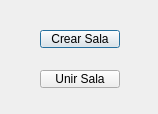
Qt form Escenario/GameWindow/window.ui (fedefunes96/worms) before a commit.
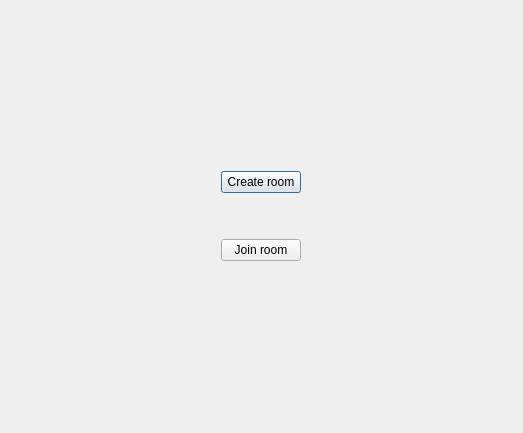
The same form after that commit.

The edit to the form file:
```diff
--- a/Escenario/GameWindow/window.ui
+++ b/Escenario/GameWindow/window.ui
@@ -6,39 +6,165 @@
    <rect>
     <x>0</x>
     <y>0</y>
-    <width>158</width>
-    <height>114</height>
+    <width>523</width>
+    <height>433</height>
    </rect>
   </property>
   <property name="windowTitle">
    <string>Dialog</string>
   </property>
-  <widget class="QPushButton" name="pushButton">
-   <property name="geometry">
-    <rect>
-     <x>40</x>
-     <y>30</y>
-     <width>80</width>
-     <height>18</height>
-    </rect>
-   </property>
-   <property name="text">
-    <string>Crear Sala</string>
-   </property>
-  </widget>
-  <widget class="QPushButton" name="pushButton_2">
-   <property name="geometry">
-    <rect>
-     <x>40</x>
-     <y>70</y>
-     <width>80</width>
-     <height>18</height>
-    </rect>
-   </property>
-   <property name="text">
-    <string>Unir Sala</string>
-   </property>
-  </widget>
+  <layout class="QGridLayout" name="gridLayout">
+   <item row="0" column="0">
+    <layout class="QVBoxLayout" name="verticalLayout">
+     <item>
+      <spacer name="verticalSpacer_3">
+       <property name="orientation">
+        <enum>Qt::Vertical</enum>
+       </property>
+       <property name="sizeType">
+        <enum>QSizePolicy::Fixed</enum>
+       </property>
+       <property name="sizeHint" stdset="0">
+        <size>
+         <width>20</width>
+         <height>40</height>
+        </size>
+       </property>
+      </spacer>
+     </item>
+     <item>
+      <layout class="QHBoxLayout" name="horizontalLayout">
+       <item>
+        <spacer name="horizontalSpacer">
+         <property name="orientation">
+          <enum>Qt::Horizontal</enum>
+         </property>
+         <property name="sizeType">
+          <enum>QSizePolicy::Fixed</enum>
+         </property>
+         <property name="sizeHint" stdset="0">
+          <size>
+           <width>40</width>
+           <height>20</height>
+          </size>
+         </property>
+        </spacer>
+       </item>
+       <item>
+        <widget class="QPushButton" name="pushButton">
+         <property name="sizePolicy">
+          <sizepolicy hsizetype="Fixed" vsizetype="Fixed">
+           <horstretch>0</horstretch>
+           <verstretch>0</verstretch>
+          </sizepolicy>
+         </property>
+         <property name="text">
+          <string>Create room</string>
+         </property>
+        </widget>
+       </item>
+       <item>
+        <spacer name="horizontalSpacer_2">
+         <property name="orientation">
+          <enum>Qt::Horizontal</enum>
+         </property>
+         <property name="sizeType">
+          <enum>QSizePolicy::Fixed</enum>
+         </property>
+         <property name="sizeHint" stdset="0">
+          <size>
+           <width>40</width>
+           <height>20</height>
+          </size>
+         </property>
+        </spacer>
+       </item>
+      </layout>
+     </item>
+     <item>
+      <spacer name="verticalSpacer_2">
+       <property name="orientation">
+        <enum>Qt::Vertical</enum>
+       </property>
+       <property name="sizeType">
+        <enum>QSizePolicy::Fixed</enum>
+       </property>
+       <property name="sizeHint" stdset="0">
+        <size>
+         <width>20</width>
+         <height>40</height>
+        </size>
+       </property>
+      </spacer>
+     </item>
+     <item>
+      <layout class="QHBoxLayout" name="horizontalLayout_2">
+       <item>
+        <spacer name="horizontalSpacer_3">
+         <property name="orientation">
+          <enum>Qt::Horizontal</enum>
+         </property>
+         <property name="sizeType">
+          <enum>QSizePolicy::Fixed</enum>
+         </property>
+         <property name="sizeHint" stdset="0">
+          <size>
+           <width>40</width>
+           <height>20</height>
+          </size>
+         </property>
+        </spacer>
+       </item>
+       <item>
+        <widget class="QPushButton" name="pushButton_2">
+         <property name="sizePolicy">
+          <sizepolicy hsizetype="Fixed" vsizetype="Fixed">
+           <horstretch>0</horstretch>
+           <verstretch>0</verstretch>
+          </sizepolicy>
+         </property>
+         <property name="text">
+          <string>Join room</string>
+         </property>
+        </widget>
+       </item>
+       <item>
+        <spacer name="horizontalSpacer_4">
+         <property name="orientation">
+          <enum>Qt::Horizontal</enum>
+         </property>
+         <property name="sizeType">
+          <enum>QSizePolicy::Fixed</enum>
+         </property>
+         <property name="sizeHint" stdset="0">
+          <size>
+           <width>40</width>
+           <height>20</height>
+          </size>
+         </property>
+        </spacer>
+       </item>
+      </layout>
+     </item>
+     <item>
+      <spacer name="verticalSpacer">
+       <property name="orientation">
+        <enum>Qt::Vertical</enum>
+       </property>
+       <property name="sizeType">
+        <enum>QSizePolicy::Fixed</enum>
+       </property>
+       <property name="sizeHint" stdset="0">
+        <size>
+         <width>20</width>
+         <height>40</height>
+        </size>
+       </property>
+      </spacer>
+     </item>
+    </layout>
+   </item>
+  </layout>
  </widget>
  <resources/>
  <connections/>
```
